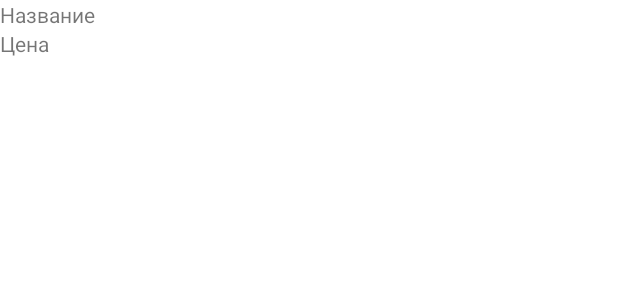
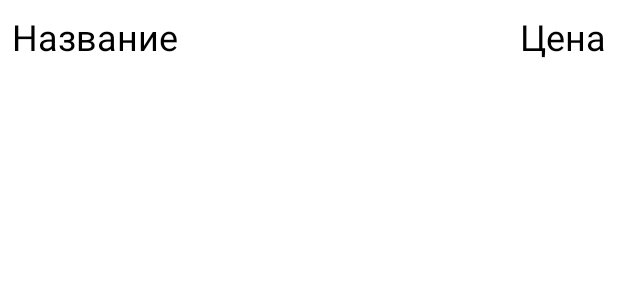
Before and after one commit to SemenTolstov/AndroidTestCFTFocusStart, an Android app: the layout list_item.xml on its own in the app's theme, with its tools: preview values and no code run, on a phone screen of 412 x 824 dp. Shown: the top 300 px of the screen. Run offline under Robolectric (Android 15) with nearby library versions, the phone set to English and light mode, and no system bars.

```diff
--- a/app/src/main/AndroidManifest.xml
+++ b/app/src/main/AndroidManifest.xml
@@ -2,6 +2,7 @@
 <manifest xmlns:android="http://schemas.android.com/apk/res/android"
     package="com.example.focustest">
 
+    <uses-permission android:name="android.permission.ACCESS_NETWORK_STATE" />
     <uses-permission android:name="android.permission.INTERNET"/>
     <application
         android:allowBackup="true"
--- a/app/src/main/java/com/example/focustest/CurrencyAdapter.java
+++ b/app/src/main/java/com/example/focustest/CurrencyAdapter.java
@@ -10,7 +10,6 @@ import androidx.annotation.NonNull;
 import androidx.recyclerview.widget.RecyclerView;
 
 import java.util.List;
-import java.util.Map;
 
 public class CurrencyAdapter extends RecyclerView.Adapter<CurrencyAdapter.ViewHolder> {
 
@@ -21,6 +20,7 @@ public class CurrencyAdapter extends RecyclerView.Adapter<CurrencyAdapter.ViewHo
         this.valuteList = valuteList;
         this.inflater = LayoutInflater.from(context);
     }
+
     @Override
     public CurrencyAdapter.ViewHolder onCreateViewHolder(ViewGroup parent, int viewType) {
 
@@ -42,7 +42,8 @@ public class CurrencyAdapter extends RecyclerView.Adapter<CurrencyAdapter.ViewHo
 
     public static class ViewHolder extends RecyclerView.ViewHolder {
         final TextView nameView, capitalView;
-        ViewHolder(View view){
+
+        ViewHolder(View view) {
             super(view);
             nameView = (TextView) view.findViewById(R.id.name);
             capitalView = (TextView) view.findViewById(R.id.capital);
--- /dev/null
+++ b/app/src/main/java/com/example/focustest/MyCallBack.java
@@ -0,0 +1,5 @@
+package com.example.focustest;
+
+public interface MyCallBack {
+    void callbackCall();
+}
--- a/app/src/main/java/com/example/focustest/ValCurs.java
+++ b/app/src/main/java/com/example/focustest/ValCurs.java
@@ -2,7 +2,6 @@ package com.example.focustest;
 
 import com.google.gson.annotations.SerializedName;
 
-import java.util.List;
 import java.util.Map;
 
 public class ValCurs {
--- a/app/src/main/res/layout/activity_main.xml
+++ b/app/src/main/res/layout/activity_main.xml
@@ -23,7 +23,7 @@
         android:layout_height="41dp"
         android:layout_marginStart="136dp"
         android:layout_marginLeft="136dp"
-        android:layout_marginBottom="404dp"
+        android:layout_marginBottom="0dp"
         android:text="Button"
         app:layout_constraintBottom_toBottomOf="parent"
         app:layout_constraintStart_toStartOf="parent" />
--- a/app/src/main/res/layout/list_item.xml
+++ b/app/src/main/res/layout/list_item.xml
@@ -7,22 +7,29 @@
 
     <TextView
         android:id="@+id/name"
-        android:layout_width="0dp"
+        android:layout_width="wrap_content"
         android:layout_height="wrap_content"
         android:text="Название"
-        app:layout_constraintBottom_toTopOf="@+id/capital"
-        app:layout_constraintRight_toRightOf="parent"
-        app:layout_constraintStart_toStartOf="parent"
-        app:layout_constraintTop_toTopOf="parent" />
+        android:layout_margin="8dp"
+        android:textColor="@android:color/background_dark"
+        android:textSize="24sp"
+        android:gravity="center"
+        app:layout_constraintLeft_toLeftOf="parent"
+        app:layout_constraintTop_toTopOf="parent"
+        app:layout_constraintBottom_toBottomOf="parent"/>
 
     <TextView
         android:id="@+id/capital"
-        android:layout_width="0dp"
+        android:layout_width="wrap_content"
         android:layout_height="wrap_content"
+        android:layout_margin="8dp"
         android:text="Цена"
+        android:textColor="@android:color/black"
+        android:textSize="24sp"
+        android:gravity="center"
+        app:layout_constraintRight_toRightOf="parent"
+        app:layout_constraintTop_toTopOf="parent"
         app:layout_constraintBottom_toBottomOf="parent"
-        app:layout_constraintRight_toRightOf="parent"
-        app:layout_constraintStart_toStartOf="parent"
-        app:layout_constraintTop_toBottomOf="@+id/name" />
+        />
 
 </androidx.constraintlayout.widget.ConstraintLayout>
```
Also changed, not shown: app/src/main/java/com/example/focustest/CurrencyConverterApp.java (deleted, +0 -21 lines), app/src/main/java/com/example/focustest/CurrencyRequest.java (+8 -8 lines), app/src/main/java/com/example/focustest/JsonParser.java (+1 -9 lines), app/src/main/java/com/example/focustest/MainActivity.java (+37 -13 lines).
